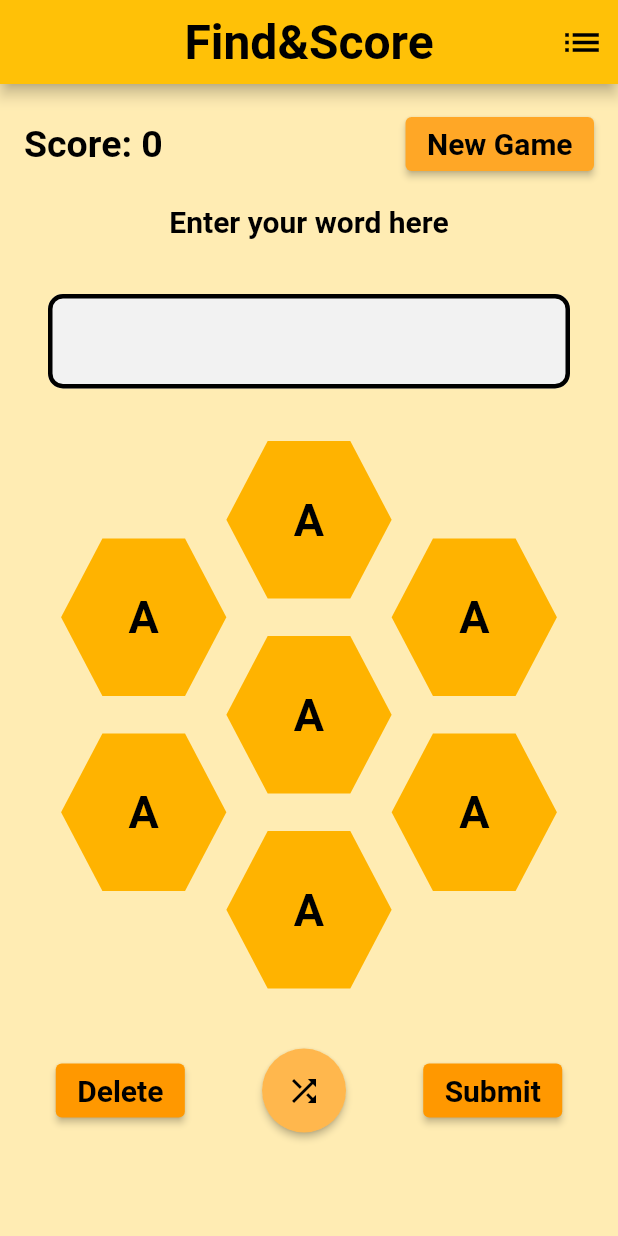
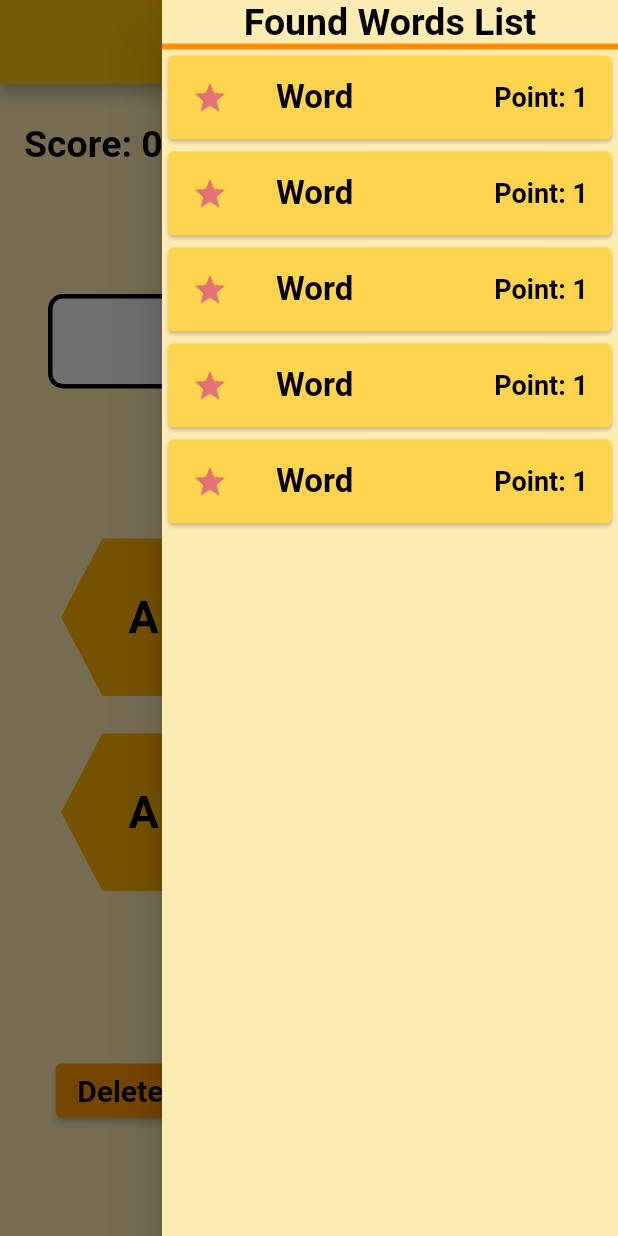
Before and after one commit to MermertH/hidden_hiding_app, a Flutter app: the screen it shows after launch, after a tap on the "list" icon, on a phone screen of 412 x 824 dp. Run offline on Flutter 3.47's test engine with Material 2 defaults, Android fonts, the phone set to English and light mode, and no system bars; our stand-ins replace chewie, file_picker, flutter_secure_storage, google_fonts, permission_handler, shared_preferences and 1 more; missing offline and left inert: flutter_windowmanager, lecle_flutter_absolute_path, video_compress; Roboto replaces fonts that are missing (Abel).

Commit message:
found words list drawer added

```diff
--- a/lib/screens/WordGame/game_screen.dart
+++ b/lib/screens/WordGame/game_screen.dart
@@ -1,3 +1,5 @@
+import 'dart:math';
+
 import 'package:flutter/material.dart';
 import 'package:google_fonts/google_fonts.dart';
 import 'package:hidden_hiding_app/screens/WordGame/widgets/hexagon_button_shape.dart';
@@ -17,26 +19,86 @@ class _GameScreenState extends State<GameScreen> {
   Widget build(BuildContext context) {
     return SafeArea(
       child: Scaffold(
+        resizeToAvoidBottomInset: false,
         backgroundColor: Colors.amber[100],
         appBar: AppBar(
           actions: [
-            IconButton(
-              onPressed: () {},
-              icon: const Icon(
-                Icons.list,
-                size: 30,
-                color: Colors.black,
-              ),
+            Builder(
+              builder: (BuildContext context) {
+                return IconButton(
+                  onPressed: () {
+                    Scaffold.of(context).openEndDrawer();
+                  },
+                  icon: const Icon(
+                    Icons.list,
+                    size: 30,
+                    color: Colors.black,
+                  ),
+                  tooltip:
+                      MaterialLocalizations.of(context).openAppDrawerTooltip,
+                );
+              },
             ),
           ],
           backgroundColor: Colors.amber[500],
           title: const Text("Find&Score"),
+          centerTitle: true,
           titleTextStyle: GoogleFonts.abel(
             fontSize: 32,
             fontWeight: FontWeight.bold,
             color: Colors.black,
           ),
-          centerTitle: true,
+        ),
+        endDrawer: Drawer(
+          backgroundColor: Colors.amber[100],
+          child: Column(
+            mainAxisAlignment: MainAxisAlignment.start,
+            mainAxisSize: MainAxisSize.min,
+            children: [
+              Text(
+                "Found Words List",
+                style: GoogleFonts.abel(
+                  fontSize: 25,
+                  fontWeight: FontWeight.bold,
+                  color: Colors.black,
+                ),
+              ),
+              Container(
+                height: 4,
+                width: double.maxFinite,
+                color: Colors.amber[800],
+              ),
+              ListView.builder(
+                shrinkWrap: true,
+                itemCount: 5,
+                itemBuilder: (context, index) => Card(
+                  color: Colors.amber[300],
+                  child: ListTile(
+                    leading: Icon(
+                      Icons.star,
+                      color: Colors.red[300]!,
+                    ),
+                    title: Text(
+                      "Word",
+                      style: GoogleFonts.abel(
+                        fontSize: 22,
+                        fontWeight: FontWeight.bold,
+                        color: Colors.black,
+                      ),
+                    ),
+                    trailing: Text(
+                      "Point: ${Random().nextInt(20) + 1}",
+                      style: GoogleFonts.abel(
+                        fontSize: 18,
+                        fontWeight: FontWeight.bold,
+                        color: Colors.black,
+                      ),
+                    ),
+                  ),
+                ),
+              ),
+            ],
+          ),
         ),
         body: Column(
           children: [
```
